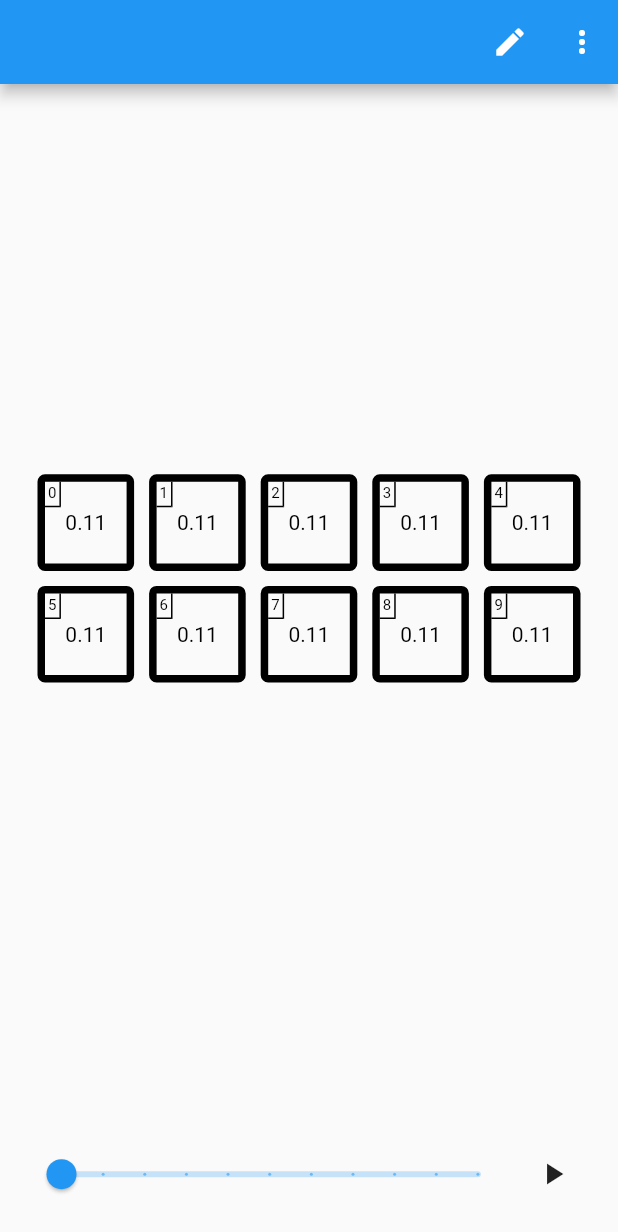
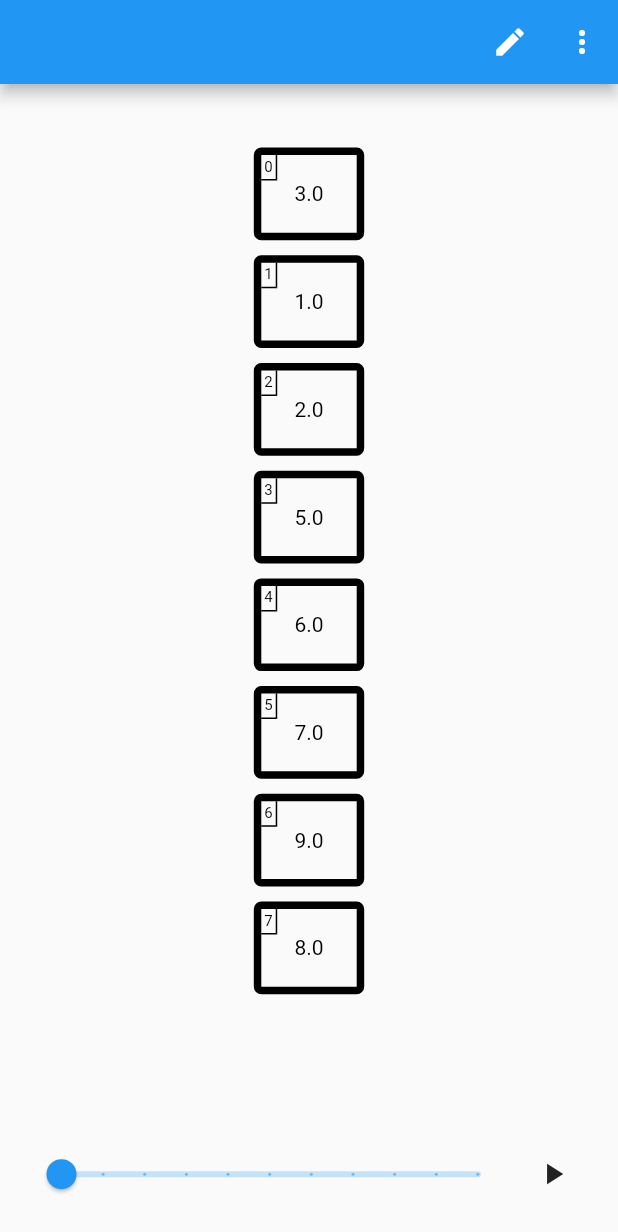
Before and after one commit to lighthead9288/algorithms, a Flutter app: the screen it shows after launch, after a tap on the "play arrow" icon, on a phone screen of 412 x 824 dp. Shown: the top 1232 px of the screen. Run offline on Flutter 3.47's test engine with Material 2 defaults, Android fonts, the light colour scheme and no system bars; our stand-ins replace flutter_bloc.

Commit message:
Быстрая сортировка

```diff
--- a/lib/features/bubble_sort/widgets/bubble_sort_widget.dart
+++ b/lib/features/bubble_sort/widgets/bubble_sort_widget.dart
@@ -231,7 +231,7 @@ class _BubbleSortWidgetState extends State<BubbleSortWidget>
 
   @override
   Future<void> onPlay() async =>
-      await _cubitContext.read<BubbleSortCubit>().onPlay();
+    await _cubitContext.read<BubbleSortCubit>().onPlay();
 
   @override
   void onStop() => _cubitContext.read<BubbleSortCubit>().onStop();
--- /dev/null
+++ b/lib/features/quick_sort/models/quick_sort_models.dart
@@ -0,0 +1,12 @@
+class QuickSortItemState {
+  final QuickSortStatus status;
+  final int leftItemIndex;
+  final int rightItemIndex;
+  final int pivotItemIndex;
+
+  QuickSortItemState({required this.status, required this.leftItemIndex, required this.rightItemIndex, required this.pivotItemIndex});
+}
+
+enum QuickSortStatus {
+  None, Started
+}
--- /dev/null
+++ b/lib/features/quick_sort/state/quick_sort_cubit.dart
@@ -0,0 +1,113 @@
+import 'dart:math';
+
+import 'package:algorithms/features/quick_sort/models/quick_sort_models.dart';
+import 'package:flutter_bloc/flutter_bloc.dart';
+
+class QuickSortCubit extends Cubit<QuickSortWidgetStateChanged> {
+  QuickSortCubit({required QuickSortWidgetStateChanged initialState}) : super(initialState) {
+   // list = List.generate(8, (index) => double.parse((Random().nextDouble() * 10).toStringAsFixed(3)));
+    list = [6, 7, 2, 5, 9, 1, 3, 8];
+   // list = [3, 1, 4, 1, 5, 9, 2, 6, 5, 3];
+    emit(QuickSortWidgetStateChanged(list: list, state: _curState, stepByStepMode: _stepByStepMode));
+  }
+
+  List<double> list = [];
+
+  bool _stepByStepMode = false;
+  bool _isStopped = false;
+
+  Duration _duration = const Duration(milliseconds: 0);
+
+  QuickSortItemState _curState = QuickSortItemState(
+    status: QuickSortStatus.None,
+    leftItemIndex: 0,
+    rightItemIndex: 0,
+    pivotItemIndex: 0
+  );
+
+  Future<List<double>> sort(List<double> list, int left, int right) async {
+    var i = left;
+    var j = right;
+    var pivot = list[i];
+
+    do {
+      while (list[i] < pivot) {
+        i++;
+      }
+      while(list[j] > pivot) {
+        j--;
+      }
+      if (i <= j) {
+        _swapElements(i, j);
+        i++;
+        j--;
+      }
+    } while (i <= j);
+
+    if (j > right) {
+      list = await sort(list, left, j);
+    }
+    if (right > i) {
+      list = await sort(list, i, right - 1);
+    }
+    return list;
+  }
+
+  void _swapElements(int prev, int next) {
+    var tmp = list[prev];
+    list[prev] = list[next];
+    list[next] = tmp;
+  }
+
+   Future<void> onPlay() async {
+    list = await sort(list, 0 , list.length - 1);
+    emit(QuickSortWidgetStateChanged(state: _curState, list: list, stepByStepMode: _stepByStepMode));
+  }
+
+  void onStop() {
+    _isStopped = true;
+  }
+
+  void onAutoMode() {
+    _stepByStepMode = false;
+    emit(QuickSortWidgetStateChanged(state: _curState, list: list, stepByStepMode: _stepByStepMode));
+  }
+
+  void onRemoveItem(int index) {
+    list.removeAt(index);
+   // onRemoveAnimation(index);
+  }
+
+  void onDurationChange(int value) {
+    _duration = Duration(milliseconds: value);
+  }
+
+  void onAddItem(double item) {
+    list.add(item);
+   // onAddAnimation(item, list.length - 1, _duration);
+    emit(QuickSortWidgetStateChanged(state: _curState, list: list, stepByStepMode: _stepByStepMode));
+  }
+
+  void onRandomNumbersGenerate(int count) {
+    var newItems = List.generate(count, (index) => double.parse(Random().nextDouble().toStringAsFixed(3)));
+    for(var item in newItems) {
+      onAddItem(item);
+    }
+  }
+}
+
+
+
+abstract class QuickSortWidgetState {
+  final QuickSortItemState state;
+  final List<double> list;
+
+  QuickSortWidgetState({required this.state, required this.list});
+}
+
+class QuickSortWidgetStateChanged extends QuickSortWidgetState {
+  final bool stepByStepMode;
+
+  QuickSortWidgetStateChanged({required QuickSortItemState state, required List<double> list, required this.stepByStepMode})
+    : super(state: state, list: list);
+}
--- /dev/null
+++ b/lib/features/quick_sort/widgets/quick_sort_widget.dart
@@ -0,0 +1,200 @@
+import 'package:algorithms/core/models/models.dart';
+import 'package:algorithms/core/widgets/new_array_value_dialog.dart';
+import 'package:algorithms/core/widgets/playground_widget.dart';
+import 'package:algorithms/core/widgets/random_values_dialog.dart';
+import 'package:algorithms/features/quick_sort/models/quick_sort_models.dart';
+import 'package:algorithms/features/quick_sort/state/quick_sort_cubit.dart';
+import 'package:flutter/material.dart';
+import 'package:flutter_bloc/flutter_bloc.dart';
+
+class QuickSortWidget extends StatefulWidget {
+  const QuickSortWidget({ Key? key }) : super(key: key);
+
+  @override
+  State<QuickSortWidget> createState() => _QuickSortWidgetState();
+}
+
+class _QuickSortWidgetState extends State<QuickSortWidget> with TickerProviderStateMixin
+    implements AlgorithmOperations {
+
+  late double _deviceHeight;
+  late double _deviceWidth;
+
+  late BuildContext _cubitContext;
+
+  @override
+  Widget build(BuildContext context) {
+    _deviceHeight = MediaQuery.of(context).size.height;
+    _deviceWidth = MediaQuery.of(context).size.width;
+    return BlocProvider(
+      create: (_) =>  QuickSortCubit(
+        initialState: QuickSortWidgetStateChanged(
+          list: [],
+          stepByStepMode: false,
+          state: QuickSortItemState(
+            status: QuickSortStatus.None,
+            leftItemIndex: 0,
+            rightItemIndex: 0,
+            pivotItemIndex: 0
+          )
+        )
+      ),
+      child: BlocBuilder<QuickSortCubit, QuickSortWidgetStateChanged>(
+        builder: ((context, state) {
+          _cubitContext = context;
+          return PlaygroundWidget(
+            operations: this,
+            widget: _quickSortArrayUI(state),
+            editOptions: [
+                EditDataOption(
+                    title: 'Add number',
+                    icon: const Icon(Icons.add),
+                    onTap: () async {
+                      Navigator.pop(context);
+                      var result = await showDialog<double>(
+                          context: context,
+                          builder: (_) => const NewArrayValueDialog());
+                      // _cubitContext.read<BubbleSortCubit>().onAddItem(result!);
+                    }),
+                EditDataOption(
+                    title: 'Random numbers',
+                    icon: const Icon(Icons.numbers),
+                    onTap: () async {
+                      Navigator.pop(context);
+                      var result = await showDialog<int>(
+                          context: context,
+                          builder: (_) => const RandomValuesDialog());
+                      // _cubitContext
+                      //     .read<BubbleSortCubit>()
+                      //     .onRandomNumbersGenerate(result!);
+                    })
+              ]
+          );
+        })
+      )
+    );
+  }
+
+  Widget _quickSortArrayUI(QuickSortWidgetStateChanged widgetState) {
+    return Column(
+      children: [
+        SizedBox(
+          height: _deviceHeight * 0.8,
+          child: Center(
+            child: Container(
+              padding: const EdgeInsets.all(5),
+              width: _deviceWidth * 0.3,
+              child: ListView.builder(
+                padding: const EdgeInsets.all(20),
+                shrinkWrap: true,
+                itemCount: widgetState.list.length,
+                itemBuilder: (_, index) {
+                  var item = widgetState.list[index];
+                  return _quickSortArrayItemUI(widgetState, item, index);
+                },
+              ),
+            ),
+          ),
+        ),
+      ],
+    );
+  }
+
+  Widget _quickSortArrayItemUI(QuickSortWidgetStateChanged widgetState, double item, int index) {
+    return Container(
+        margin: const EdgeInsets.only(bottom: 10),
+        width: _deviceWidth * 0.15,
+        height: _deviceWidth * 0.15,
+        decoration: BoxDecoration(
+          //  color: Colors.red,
+          // border: Border.all(
+          //     color: (widgetState.state.status != BubbleSortStatus.None)
+          //         ? (widgetState.state.status == BubbleSortStatus.Normal)
+          //             ? ((index == widgetState.state.index) ||
+          //                     (index == (widgetState.state.index ?? 0) + 1))
+          //                 ? Colors.green
+          //                 : Colors.black
+          //             : ((index == widgetState.state.index) ||
+          //                     (index == (widgetState.state.index ?? 0) + 1))
+          //                 ? Colors.red
+          //                 : Colors.black
+          //         : Colors.black,
+          //     width: 5),
+          border: Border.all(color: Colors.black, width: 5),
+          borderRadius: BorderRadius.circular(5),
+          //  shape: BoxShape.circle
+        ),
+        child: GestureDetector(
+          child: Stack(
+            children: [
+              Positioned(
+                  child: Container(
+                    decoration: const BoxDecoration(
+                        border: Border(
+                            right: BorderSide(color: Colors.black),
+                            bottom: BorderSide(color: Colors.black))),
+                    child: Padding(
+                      padding: const EdgeInsets.all(2.0),
+                      child: Text(index.toString(),
+                          style: const TextStyle(
+                              color: Colors.black, fontSize: 10)),
+                    ),
+                  ),
+                  top: 0,
+                  left: 0),
+              Center(
+                child: Text(item.toString(),
+                    style: const TextStyle(color: Colors.black)),
+              )
+            ],
+          ),
+          onLongPressUp: (!widgetState.stepByStepMode)
+              ? () {
+                 // _onLongPressUp(index);
+                }
+              : null,
+        ),
+      );
+  }
+
+  @override
+  void onAutoMode() {
+    // TODO: implement onAutoMode
+  }
+
+  @override
+  void onDurationChange(int value) {
+    // TODO: implement onDurationChange
+  }
+
+  @override
+  Future<void> onPlay() async {
+    return await _cubitContext.read<QuickSortCubit>().onPlay();
+  }
+
+  @override
+  void onRemoveItem(int index) {
+    // TODO: implement onRemoveItem
+  }
+
+  @override
+  void onStepBack() {
+    // TODO: implement onStepBack
+  }
+
+  @override
+  Future<void> onStepByStepMode() {
+    // TODO: implement onStepByStepMode
+    throw UnimplementedError();
+  }
+
+  @override
+  void onStepForward() {
+    // TODO: implement onStepForward
+  }
+
+  @override
+  void onStop() {
+    // TODO: implement onStop
+  }
+}
--- a/lib/main.dart
+++ b/lib/main.dart
@@ -1,4 +1,5 @@
 import 'package:algorithms/features/bubble_sort/widgets/bubble_sort_widget.dart';
+import 'package:algorithms/features/quick_sort/widgets/quick_sort_widget.dart';
 import 'package:flutter/material.dart';
 
 void main() {
@@ -15,7 +16,7 @@ class MyApp extends StatelessWidget {
       theme: ThemeData(
         primarySwatch: Colors.blue,
       ),
-      home: const BubbleSortWidget(),
+      home: const QuickSortWidget(),
     );
   }
 }
```
